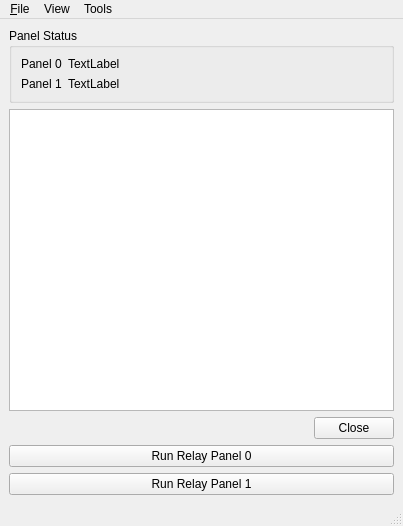
Qt form src/ise/acquire_4030e_window.ui (simonoxen/plastimatch) before a commit.
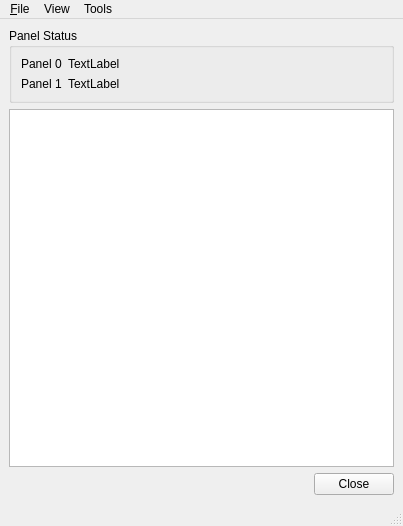
The same form after that commit.

Commit message: Acquire4030e_OptionSetting, etc. Updated

What changed in the file:
```diff
--- a/src/ise/acquire_4030e_window.ui
+++ b/src/ise/acquire_4030e_window.ui
@@ -111,20 +111,6 @@
       </item>
      </layout>
     </item>
-    <item>
-     <widget class="QPushButton" name="BtnOpenRelay_p0">
-      <property name="text">
-       <string>Run Relay Panel 0</string>
-      </property>
-     </widget>
-    </item>
-    <item>
-     <widget class="QPushButton" name="BtnOpenRelay_p1">
-      <property name="text">
-       <string>Run Relay Panel 1</string>
-      </property>
-     </widget>
-    </item>
    </layout>
   </widget>
   <widget class="QMenuBar" name="menubar">
```
Left out of the diff: 32 changed lines with no effect on the pictures. The commit also changes 13 other files.
